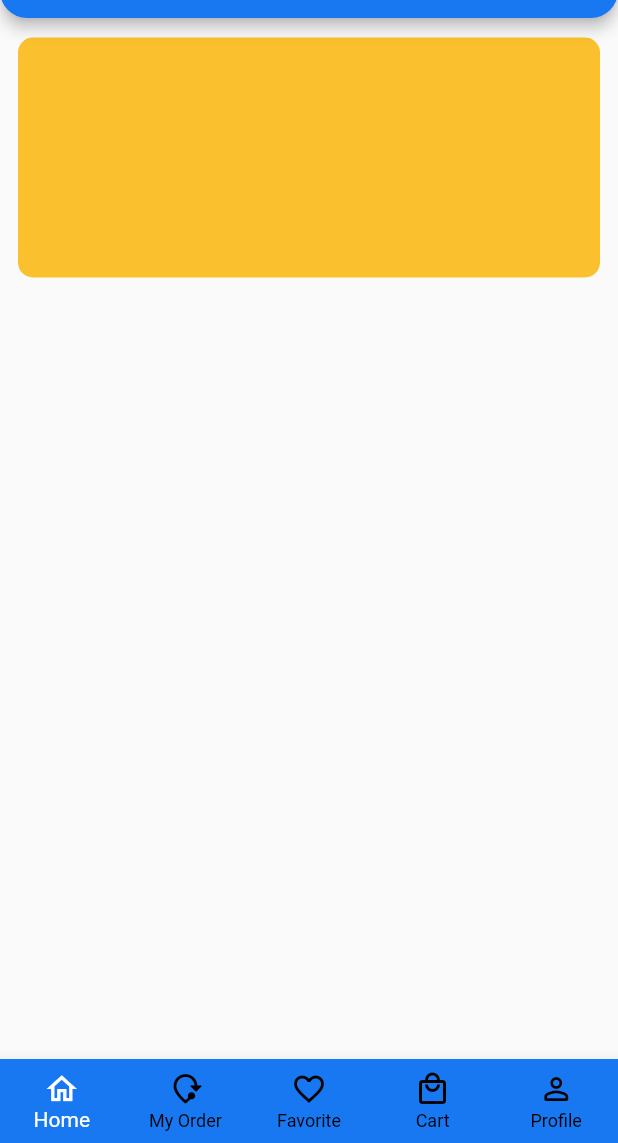
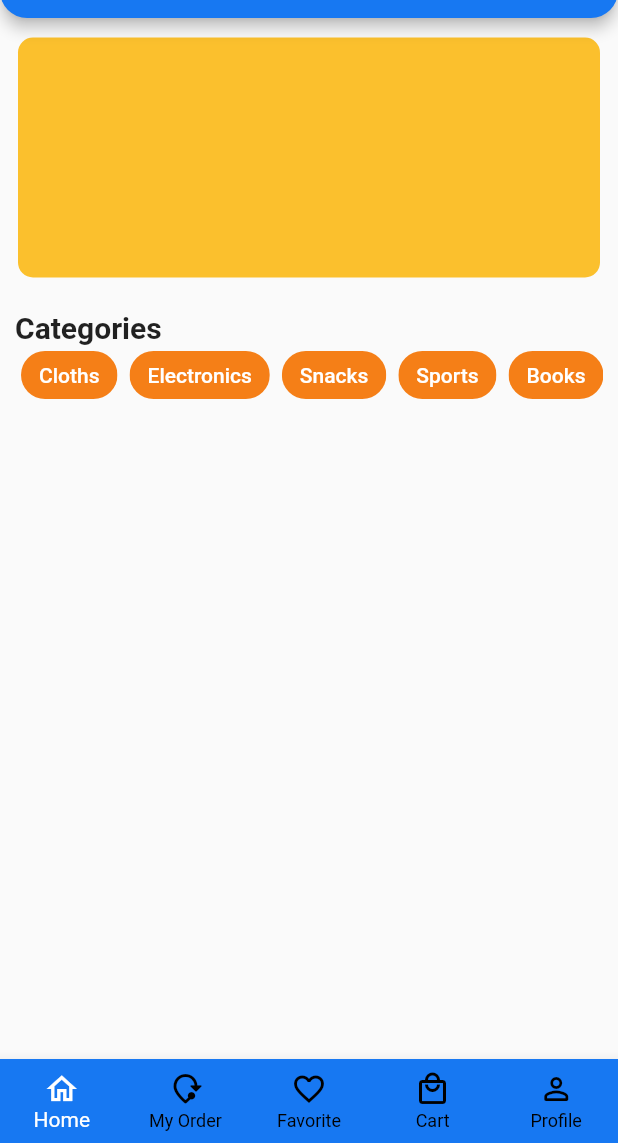
Before and after one commit to Naman-Gayakwad/vit_bazzar_app, a Flutter app: the MainPage screen opened directly, on a phone screen of 412 x 824 dp, the part 93-1236 px from its top. Run offline on Flutter 3.47's test engine with Material 2 defaults, Android fonts, the phone set to English and light mode, and no system bars; our stand-ins replace cloud_firestore, connectivity_plus, firebase_auth, firebase_core, font_awesome_flutter, google_fonts and 3 more; accounts and stored records are empty.

Commit message:
Category added

```diff
--- a/lib/screens/home.dart
+++ b/lib/screens/home.dart
@@ -1,5 +1,6 @@
 import 'package:flutter/material.dart';
 import 'package:vit_bazzar_app/screens/widgets/banner_widget.dart';
+import 'package:vit_bazzar_app/screens/widgets/category_text.dart';
 
 class Home extends StatefulWidget {
   const Home({super.key});
@@ -12,11 +13,13 @@ class _HomeState extends State<Home> {
   @override
   Widget build(BuildContext context) {
     return  Column(
+      crossAxisAlignment: CrossAxisAlignment.start,
       children: const [
         SizedBox(
           height: 1,
         ),
-        BannerWidget()
+        BannerWidget(),
+        CategoryText(),
       ],
     );
   }
--- /dev/null
+++ b/lib/screens/widgets/category_text.dart
@@ -0,0 +1,45 @@
+import 'package:flutter/material.dart';
+
+class CategoryText extends StatelessWidget {
+  const CategoryText({super.key});
+
+
+  @override
+  Widget build(BuildContext context) {
+    final List<String> _categorylable = ['Cloths', 'Electronics', 'Snacks', 'Sports', 'Books', 'Gucci' ];
+    return Padding(
+      padding: const EdgeInsets.all(10.0),
+      child: Column(
+        crossAxisAlignment: CrossAxisAlignment.start,
+        children: [
+          const Text(
+            'Categories',
+            style: TextStyle(fontSize: 20, fontWeight: FontWeight.bold),
+          ),
+          SizedBox(
+            height: 40,
+            child: Row(
+              children: [
+                Expanded(
+                  child: ListView.builder(
+                    scrollDirection: Axis.horizontal,
+                    itemCount: _categorylable.length,
+                    itemBuilder: ((context, index) {
+                      return Padding(
+                        padding: const EdgeInsets.all(4.0),
+                        child: ActionChip(
+                          backgroundColor: Colors.yellow.shade900,
+                          onPressed: () {},
+                          label: Text(_categorylable [index],style: const TextStyle(color: Colors.white),),),
+                      );
+                    }),
+                  ),
+                ),
+              ],
+            ),
+          ),
+        ],
+      ),
+    );
+  }
+}
```
